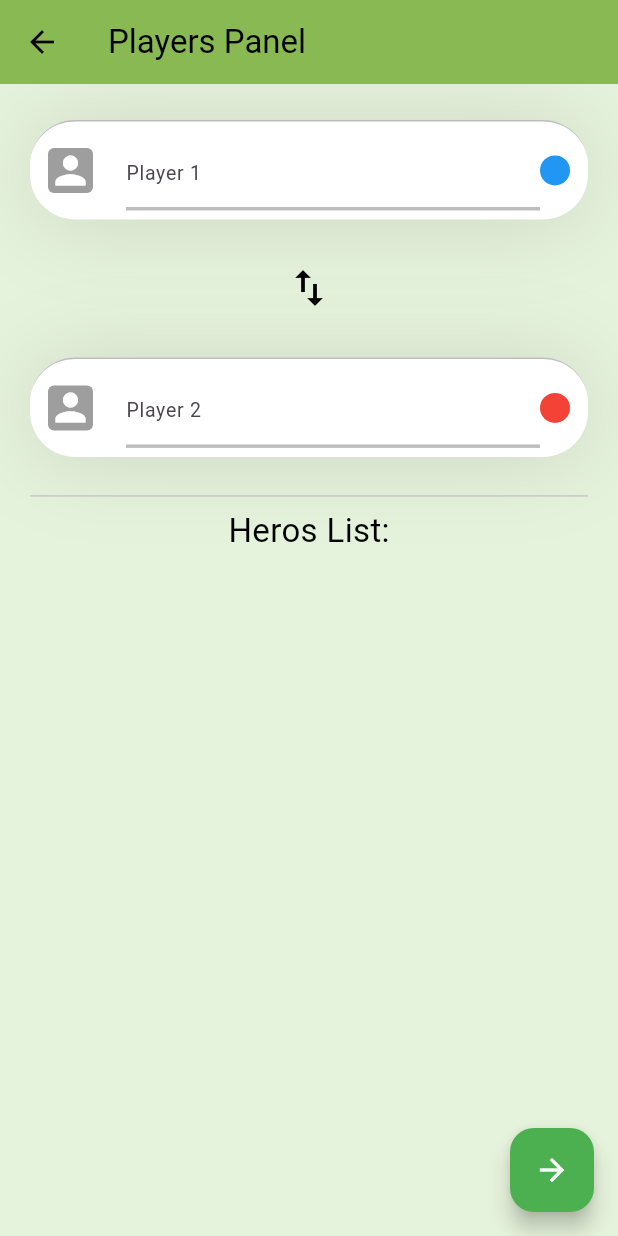
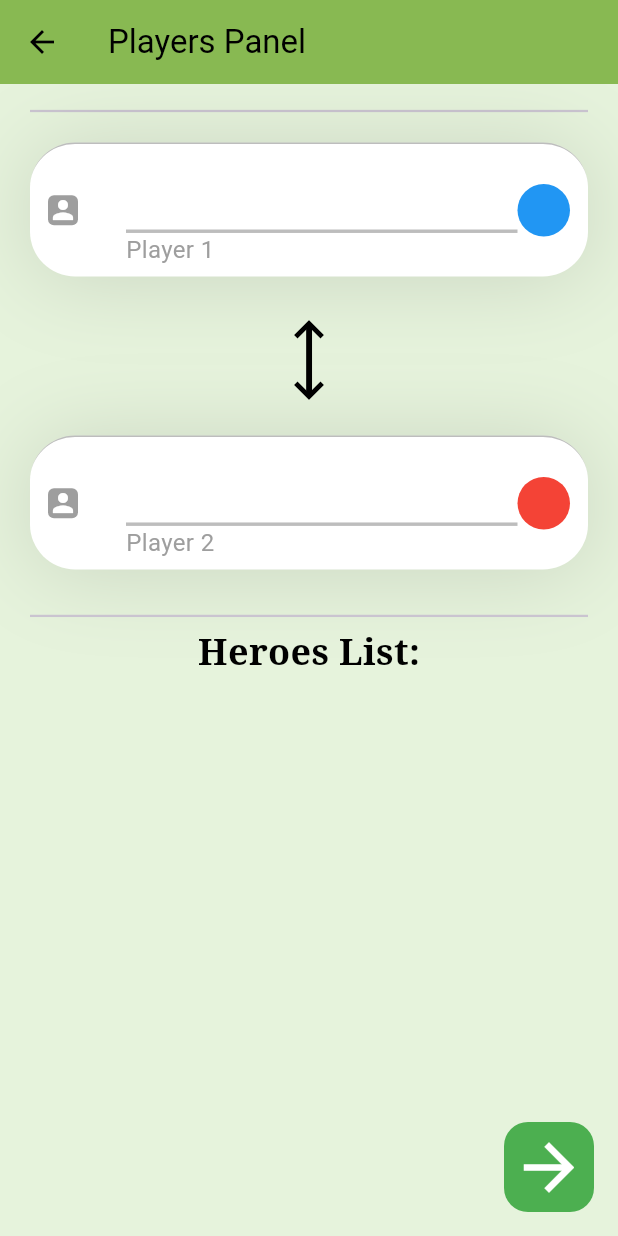
Before and after one commit to eceozcan/Tic_Tac_Toe_game, a Flutter app: the PlayersInfoPage screen opened directly, on a phone screen of 412 x 824 dp. Run offline on Flutter 3.47's test engine with Material 3 defaults, Android fonts, the light colour scheme and no system bars.

Commit message:
Update players_info.dart

```diff
--- a/lib/players_info.dart
+++ b/lib/players_info.dart
@@ -63,24 +63,39 @@ class _PlayersInfoPageState extends State<PlayersInfoPage> {
         centerTitle: false,
       ),
       body: Padding(
-        padding: const EdgeInsets.symmetric(horizontal: 20.0, vertical: 16),
+        padding: const EdgeInsets.symmetric(horizontal: 20.0, vertical: 10),
         child: Column(
           children: [
+            const Divider(thickness: 1.5),
+            const SizedBox(height: 5),
             _playerInput(player1Controller, 'Player 1', Colors.blue),
-            const SizedBox(height: 22),
-            const Icon(Icons.import_export, size: 32, color: Colors.black),
-            const SizedBox(height: 22),
+            const SizedBox(height: 8),
+
+            GestureDetector(
+              onTap: _swapNames,
+              child: Column(
+                mainAxisSize: MainAxisSize.min,
+                children: const [
+                  Icon(Icons.keyboard_arrow_up, size: 40, color: Colors.black),
+                  Text('|', style: TextStyle(fontSize: 55, color: Colors.black, height: -0.1)),
+                  Icon(Icons.keyboard_arrow_down, size: 40, color: Colors.black),
+                ],
+              ),
+            ),
+
+            const SizedBox(height: 2),
             _playerInput(player2Controller, 'Player 2', Colors.red),
-            const SizedBox(height: 10),
-            const Divider(thickness: 1),
+            const SizedBox(height: 15),
+            const Divider(thickness: 1.5),
             const Align(
               alignment: Alignment.center,
               child: Text(
-                'Heros List:',
+                'Heroes List:',
                 style: TextStyle(
-                  fontSize: 22,
-                  fontWeight: FontWeight.normal,
+                  fontSize: 24,
+                  fontWeight: FontWeight.bold,
                   color: Colors.black,
+                  fontFamily: 'serif',
                 ),
               ),
             ),
@@ -107,22 +122,18 @@ class _PlayersInfoPageState extends State<PlayersInfoPage> {
                       });
                     },
                     child: Padding(
-                      padding: const EdgeInsets.symmetric(
-                          horizontal: 4, vertical: 6),
+                      padding: const EdgeInsets.symmetric(horizontal: 4, vertical: 6),
                       child: Row(
                         children: [
-                          const Icon(Icons.star,
-                              color: Colors.orange, size: 28),
+                          const Icon(Icons.star, color: Colors.orange, size: 28),
                           const SizedBox(width: 8),
                           Expanded(
                             child: Column(
-                              crossAxisAlignment:
-                              CrossAxisAlignment.start,
+                              crossAxisAlignment: CrossAxisAlignment.start,
                               children: [
                                 RichText(
                                   text: TextSpan(
-                                    style:
-                                    const TextStyle(fontSize: 16),
+                                    style: const TextStyle(fontSize: 16),
                                     children: [
                                       TextSpan(
                                         text: hero['name'],
@@ -149,11 +160,10 @@ class _PlayersInfoPageState extends State<PlayersInfoPage> {
                             '${hero['score']}',
                             style: const TextStyle(
                               fontSize: 18,
-                              color: Color(0xFF4B014B), // Koyu mürdüm
+                              color: Color(0xFF4B014B),
                               fontWeight: FontWeight.w600,
                             ),
                           ),
-
                         ],
                       ),
                     ),
@@ -164,19 +174,30 @@ class _PlayersInfoPageState extends State<PlayersInfoPage> {
           ],
         ),
       ),
-      floatingActionButton: FloatingActionButton(
-        onPressed: _navigateToGame,
-        backgroundColor: Colors.green,
-        child: const Icon(
-          Icons.arrow_forward,
-          color: Colors.white,
+
+      floatingActionButton: Container(
+        width: 60,
+        height: 60,
+        decoration: BoxDecoration(
+          shape: BoxShape.circle,
+          color: Colors.green,
+
+        ),
+        child: FloatingActionButton(
+          onPressed: _navigateToGame,
+          backgroundColor: Colors.green,
+          elevation: 0,
+          child: const Icon(
+            Icons.arrow_forward,
+            color: Colors.white,
+            size: 50,
+          ),
         ),
       ),
     );
   }
 
-  Widget _playerInput(
-      TextEditingController controller, String hint, Color color) {
+  Widget _playerInput(TextEditingController controller, String hint, Color color) {
     return Container(
       margin: const EdgeInsets.symmetric(vertical: 8),
       padding: const EdgeInsets.symmetric(horizontal: 12, vertical: 6),
@@ -197,29 +218,26 @@ class _PlayersInfoPageState extends State<PlayersInfoPage> {
       child: Row(
         children: [
           Container(
-            width: 30,
-            height: 30,
+            width: 20,
+            height: 20,
             decoration: BoxDecoration(
               color: Colors.grey,
               borderRadius: BorderRadius.circular(4),
             ),
-            child: const Icon(Icons.person, size: 30, color: Colors.white),
+            child: const Icon(Icons.person, size: 20, color: Colors.white),
           ),
-          const SizedBox(width: 22),
+          const SizedBox(width: 32),
           Expanded(
             child: Column(
               crossAxisAlignment: CrossAxisAlignment.start,
               children: [
                 TextField(
                   controller: controller,
-                  style: const TextStyle(fontSize: 23),
-                  decoration: InputDecoration(
-                    hintText: hint,
-                    hintStyle: const TextStyle(fontSize: 13),
+                  style: const TextStyle(fontSize: 26),
+                  decoration: const InputDecoration(
                     border: InputBorder.none,
                     isDense: true,
-                    contentPadding:
-                    const EdgeInsets.symmetric(vertical: 8),
+                    contentPadding: EdgeInsets.symmetric(vertical: 6),
                   ),
                 ),
                 Container(
@@ -227,12 +245,19 @@ class _PlayersInfoPageState extends State<PlayersInfoPage> {
                   width: double.infinity,
                   color: Colors.black26,
                 ),
+                Text(
+                  hint,
+                  style: const TextStyle(
+                    fontSize: 16,
+                    color: Colors.grey,
+                  ),
+                ),
               ],
             ),
           ),
           Container(
-            width: 20,
-            height: 20,
+            width: 35,
+            height: 35,
             decoration: BoxDecoration(
               color: color,
               shape: BoxShape.circle,
```
